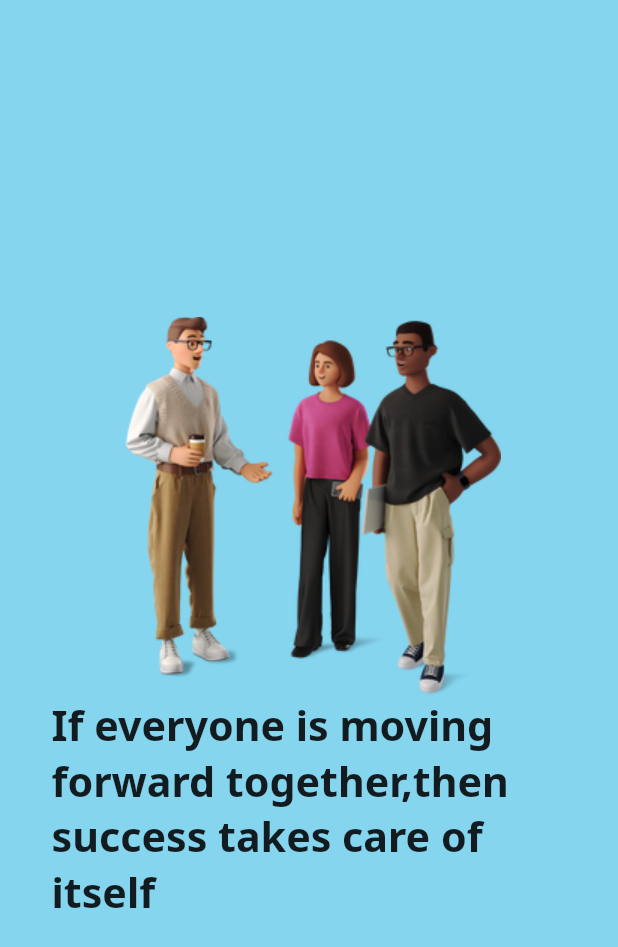
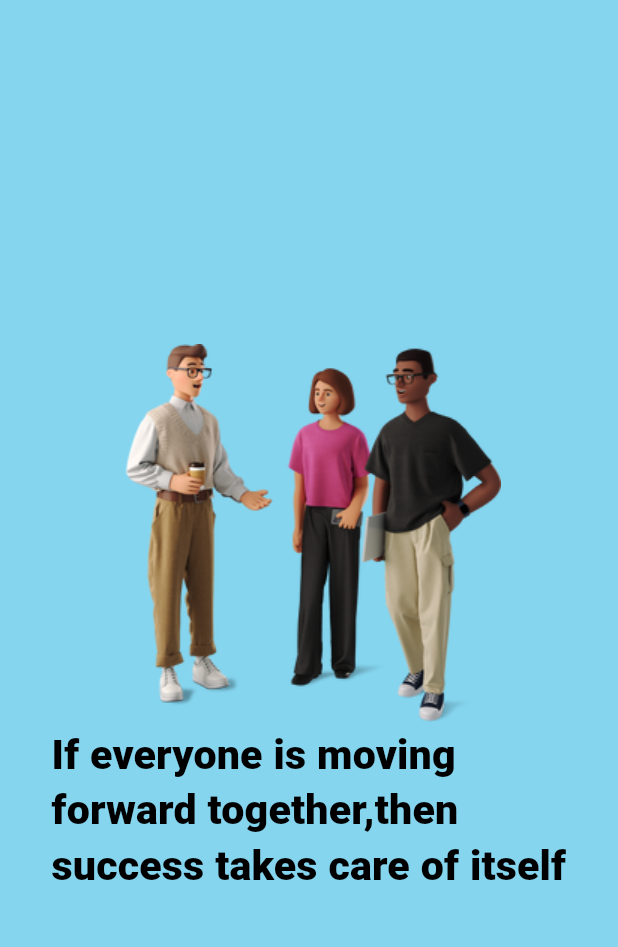
Before and after one commit to pranavpv773/marlo_app, a Flutter app: the SplashScreen screen opened directly, on a phone screen of 412 x 824 dp. Shown: the top 947 px of the screen. Run offline on Flutter 3.47's test engine with Material 2 defaults, Android fonts, the phone set to English and light mode, and no system bars; our stand-ins replace flutter_screenutil, google_fonts; missing offline and left inert: iconify_flutter; Roboto replaces fonts that are missing (Heebo).

Commit message:
some updation after a break

```diff
--- a/lib/app/app_style/app_textstyle/text_styles.dart
+++ b/lib/app/app_style/app_textstyle/text_styles.dart
@@ -1,16 +1,25 @@
 import 'package:flutter/material.dart';
 import 'package:flutter_screenutil/flutter_screenutil.dart';
 import 'package:google_fonts/google_fonts.dart';
+import 'package:marlo_app/app/app_style/app_color/app_colors.dart';
 
 class AppTextstyles {
   static String? fontFamily = GoogleFonts.notoSans().fontFamily;
 
   static TextStyle h1 = TextStyle(
-    fontFamily: fontFamily,
-    fontWeight: FontWeight.w700,
+    fontFamily: GoogleFonts.heebo().fontFamily,
+    color: AppColors.kDark,
+    letterSpacing: 0.1,
+    fontWeight: FontWeight.w800,
     fontSize: 34.sp,
   );
-
+  static TextStyle darkH1 = TextStyle(
+    fontFamily: GoogleFonts.heebo().fontFamily,
+    color: AppColors.kDark,
+    letterSpacing: 0.1,
+    fontWeight: FontWeight.w800,
+    fontSize: 34.sp,
+  );
   static TextStyle h2 = TextStyle(
     fontFamily: fontFamily,
     fontWeight: FontWeight.w600,
--- a/lib/app/app_style/app_theme/app_theme.dart
+++ b/lib/app/app_style/app_theme/app_theme.dart
@@ -7,6 +7,7 @@ enum MyThemeKeys { LIGHT, DARK }
 
 class MyThemes {
   static final ThemeData lightTheme = ThemeData(
+    iconTheme: IconThemeData(color: AppColors.kDark),
     scaffoldBackgroundColor: AppColors.kLight,
     primaryColor: AppColors.kLight,
     appBarTheme: AppBarTheme(
@@ -18,11 +19,12 @@ class MyThemes {
     ),
     backgroundColor: AppColors.kLight,
     brightness: Brightness.light,
-    highlightColor: AppColors.kLight,
-    floatingActionButtonTheme: const FloatingActionButtonThemeData(
-      backgroundColor: Colors.blue,
+    highlightColor: AppColors.kDark,
+    floatingActionButtonTheme: FloatingActionButtonThemeData(
+      elevation: 10,
+      backgroundColor: AppColors.primary,
       focusColor: Colors.blueAccent,
-      splashColor: Colors.lightBlue,
+      splashColor: AppColors.primary,
     ),
     textSelectionTheme:
         const TextSelectionThemeData(selectionColor: Colors.black),
```
Also changed, not shown: lib/app/modules/contracts/screen_one/view/screen_one.dart (+46 -2 lines), lib/app/modules/contracts/screen_two/view/invite.dart (added, +53 -0 lines), lib/app/modules/contracts/screen_two/view/widgets/textform_field.dart (added, +76 -0 lines).
